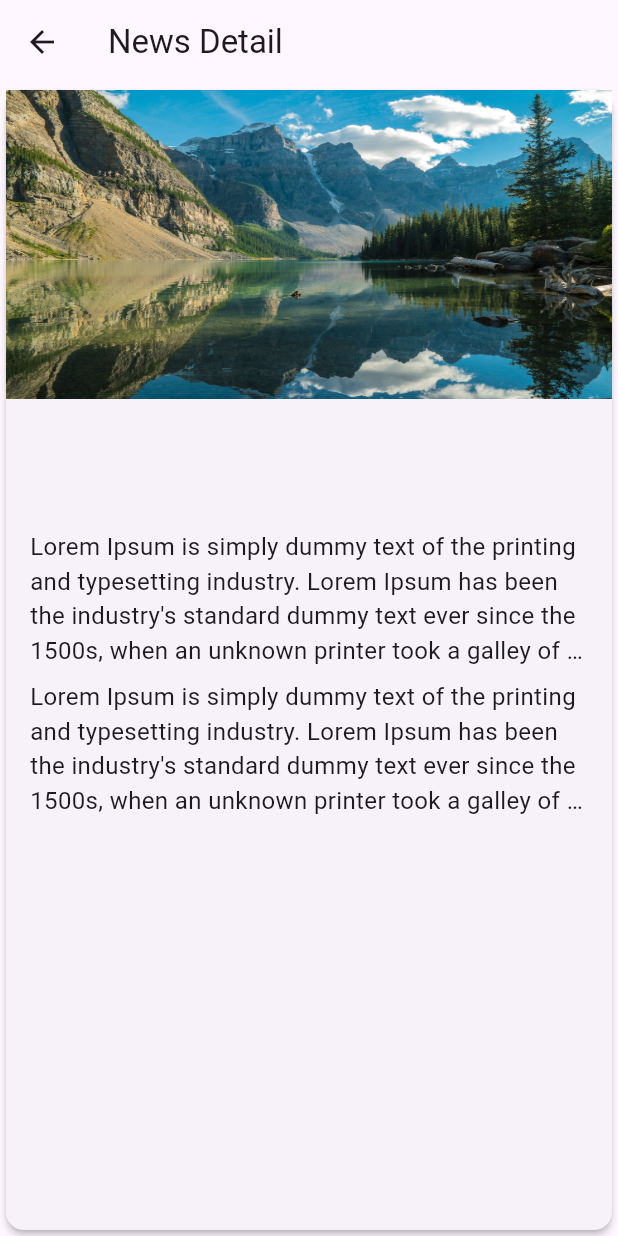
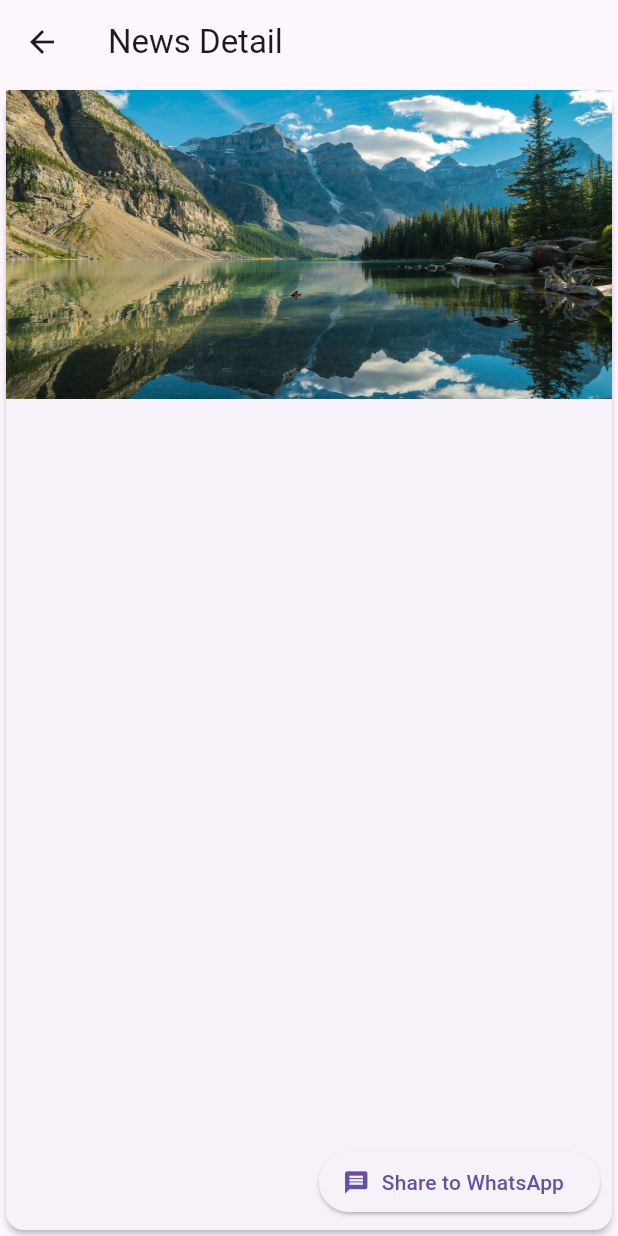
Before and after one commit to ZaidanFathan/pemrograman-mobile2-pertemuan11, a Flutter app: the DetailNewsRoute screen opened directly with empty values, on a phone screen of 412 x 824 dp. Run offline on Flutter 3.47's test engine with Material 3 defaults, Android fonts, the light colour scheme and no system bars; our stand-ins replace cloud_firestore, firebase_core, firebase_storage, image_picker, liquid_pull_to_refresh; missing offline and left inert: appinio_social_share; accounts and stored records are empty.

Commit message:
pertemuan 13

```diff
--- a/news_app/lib/main.dart
+++ b/news_app/lib/main.dart
@@ -6,7 +6,10 @@ import 'package:flutter/material.dart';
 import 'firebase_options.dart';
 import 'package:firebase_storage/firebase_storage.dart';
 import 'package:image_picker/image_picker.dart';
+import 'package:appinio_social_share/appinio_social_share.dart';
+import 'package:liquid_pull_to_refresh/liquid_pull_to_refresh.dart';
 
+// import 'package';
 void main() async {
   WidgetsFlutterBinding.ensureInitialized();
 
@@ -111,13 +114,11 @@ class SeeAllFiles extends StatelessWidget {
                     String downloadUrl = downloadSnapshot.data!;
 
                     return ListTile(
-                      leading: Image.network(
-                        downloadUrl,
-                        width: 50,
-                        height: 50,
-                        fit: BoxFit.cover,
+                      leading: CircleAvatar(
+                        backgroundImage: NetworkImage(
+                            'https://t3.ftcdn.net/jpg/06/34/80/20/360_F_634802094_qtHEQh9cJxc8bzzUpIVfiTqmzFBRT3zm.jpg'),
                       ),
-                      title: Text(downloadUrl),
+                      title: Text(fileRef.name),
                     );
                   }
 
@@ -360,14 +361,25 @@ void _showAlertDialog(
       });
 }
 
+// Add this package to your pubspec.yaml
+
 class DetailNewsRoute extends StatelessWidget {
-  final news;
+  final Map<String, dynamic> news; // Ensure `news` has a specific type
 
   DetailNewsRoute({required this.news});
+  final AppinioSocialShare appinioSocialShare = AppinioSocialShare();
+  // Function to share the news to WhatsApp
+  void shareToWhatsApp(String message) async {
+    try {
+      await appinioSocialShare.android.shareToWhatsapp(message, null);
+    } catch (e) {
+      print("Error sharing to WhatsApp: $e");
+    }
+  }
 
   @override
   Widget build(BuildContext context) {
-    // Get the screen width to make the image responsive
+    // Get the screen dimensions for responsive design
     double screenWidth = MediaQuery.of(context).size.width;
     double screenHeight = MediaQuery.of(context).size.height;
     double imageHeight = screenWidth * 0.5;
@@ -415,28 +427,30 @@ class DetailNewsRoute extends StatelessWidget {
                     ),
                   ),
                   SizedBox(height: 8),
-                  Text('${news['description']}'),
-                  SizedBox(height: 8),
                   // Description
                   Text(
-                    "Lorem Ipsum is simply dummy text of the printing and typesetting industry. Lorem Ipsum has been the industry's standard dummy text ever since the 1500s, when an unknown printer took a galley of type and scrambled it to make a type specimen book. It has survived not only five centuries, but also the leap into electronic typesetting, remaining essentially unchanged. It was popularised in the 1960s with the release of Letraset sheets containing Lorem Ipsum passages, and more recently with desktop publishing software like Aldus PageMaker including versions of Lorem Ipsum.",
-                    maxLines: 4,
-                    overflow: TextOverflow.ellipsis,
-                    style: TextStyle(
-                      fontSize: 16,
+                    "${news['description']}",
+                    style: TextStyle(fontSize: 17),
+                  ),
+                  SizedBox(height: 8),
+                ],
               ),
             ),
-                  SizedBox(height: 8),
-
-                  Text(
-                    "Lorem Ipsum is simply dummy text of the printing and typesetting industry. Lorem Ipsum has been the industry's standard dummy text ever since the 1500s, when an unknown printer took a galley of type and scrambled it to make a type specimen book. It has survived not only five centuries, but also the leap into electronic typesetting, remaining essentially unchanged. It was popularised in the 1960s with the release of Letraset sheets containing Lorem Ipsum passages, and more recently with desktop publishing software like Aldus PageMaker including versions of Lorem Ipsum.",
-                    maxLines: 4,
-                    overflow: TextOverflow.ellipsis,
-                    style: TextStyle(
-                      fontSize: 16,
+            Spacer(),
+            Padding(
+              padding: const EdgeInsets.all(8.0),
+              child: Align(
+                alignment: Alignment.bottomRight,
+                child: ElevatedButton.icon(
+                  onPressed: () {
+                    // Construct the message to share
+                    String message =
+                        "${news['title']}\n\n${news['description']}\n\nCheck out this news!";
+                    shareToWhatsApp(message);
+                  },
+                  label: Text("Share to WhatsApp"),
+                  icon: Icon(Icons.message),
                 ),
-                  ),
-                ],
               ),
             ),
           ],
@@ -610,6 +624,9 @@ class AddNewsRoute extends StatelessWidget {
 
 class MyApp extends StatelessWidget {
   const MyApp({super.key});
+  Future<void> _handleRefresh() async {
+    return await Future.delayed(Duration(seconds: 2));
+  }
 
   @override
   Widget build(BuildContext context) {
@@ -623,10 +640,14 @@ class MyApp extends StatelessWidget {
       home: Scaffold(
           appBar: AppBar(
             backgroundColor: Colors.blueAccent,
-          title: const Text("News App", style: TextStyle(color: Colors.white)),
+            title:
+                const Text("News App", style: TextStyle(color: Colors.white)),
             centerTitle: true,
           ),
-        body: Padding(
+          body: LiquidPullToRefresh(
+              color: Colors.blue,
+              height: 300,
+              child: Padding(
                 padding: const EdgeInsets.all(16.0),
                 child: Column(
                   children: [
@@ -634,11 +655,14 @@ class MyApp extends StatelessWidget {
                       child: StreamBuilder<List<Map<String, dynamic>>>(
                         stream: fetchNewsRealtime(),
                         builder: (context, snapshot) {
-                    if (snapshot.connectionState == ConnectionState.waiting) {
-                      return const Center(child: CircularProgressIndicator());
+                          if (snapshot.connectionState ==
+                              ConnectionState.waiting) {
+                            return const Center(
+                                child: CircularProgressIndicator());
                           }
                           if (snapshot.hasError) {
-                      return Center(child: Text('Error: ${snapshot.error}'));
+                            return Center(
+                                child: Text('Error: ${snapshot.error}'));
                           }
                           if (!snapshot.hasData || snapshot.data!.isEmpty) {
                             return const Center(child: Text('No News Found'));
@@ -664,7 +688,8 @@ class MyApp extends StatelessWidget {
                                         Navigator.push(
                                             context,
                                             MaterialPageRoute(
-                                          builder: (context) => DetailNewsRoute(
+                                                builder: (context) =>
+                                                    DetailNewsRoute(
                                                       news: news[index],
                                                     )));
                                       },
@@ -681,8 +706,10 @@ class MyApp extends StatelessWidget {
                                         Navigator.push(
                                             context,
                                             MaterialPageRoute(
-                                          builder: (context) => UpdateNewsRoute(
-                                                articleId: news[index]['id'],
+                                                builder: (context) =>
+                                                    UpdateNewsRoute(
+                                                      articleId: news[index]
+                                                          ['id'],
                                                       news: news[index],
                                                     )));
                                       },
@@ -691,7 +718,8 @@ class MyApp extends StatelessWidget {
                                 ),
                                 title: Text(news[index]['title'] ?? "No Title"),
                                 subtitle: Text(
-                            news[index]['description'] ?? "No Description",
+                                  news[index]['description'] ??
+                                      "No Description",
                                   overflow: TextOverflow.ellipsis,
                                 ),
                               );
@@ -714,7 +742,8 @@ class MyApp extends StatelessWidget {
                         onPressed: () {
                           Navigator.push(
                             context,
-                      MaterialPageRoute(builder: (context) => AddNewsRoute()),
+                            MaterialPageRoute(
+                                builder: (context) => AddNewsRoute()),
                           );
                         },
                         style: ElevatedButton.styleFrom(
@@ -745,7 +774,8 @@ class MyApp extends StatelessWidget {
                             context,
                             MaterialPageRoute(
                                 builder: (context) => UploadImageBody(
-                                storageRef: FirebaseStorage.instance.ref(),
+                                      storageRef:
+                                          FirebaseStorage.instance.ref(),
                                     )),
                           );
                         },
@@ -760,7 +790,7 @@ class MyApp extends StatelessWidget {
                   ],
                 ),
               ),
-      ),
+              onRefresh: _handleRefresh)),
     );
   }
 }
--- a/news_app/pubspec.yaml
+++ b/news_app/pubspec.yaml
@@ -42,6 +42,8 @@ dependencies:
   firebase_storage: ^12.3.7
   image_picker: ^1.1.2
   path_provider: ^2.1.5
+  appinio_social_share: ^0.3.2
+  liquid_pull_to_refresh: ^3.0.1
 
 dev_dependencies:
   flutter_test:
```
Also changed, not shown: news_app/pubspec.lock. Lines whose indentation alone changed are shown as unchanged.
